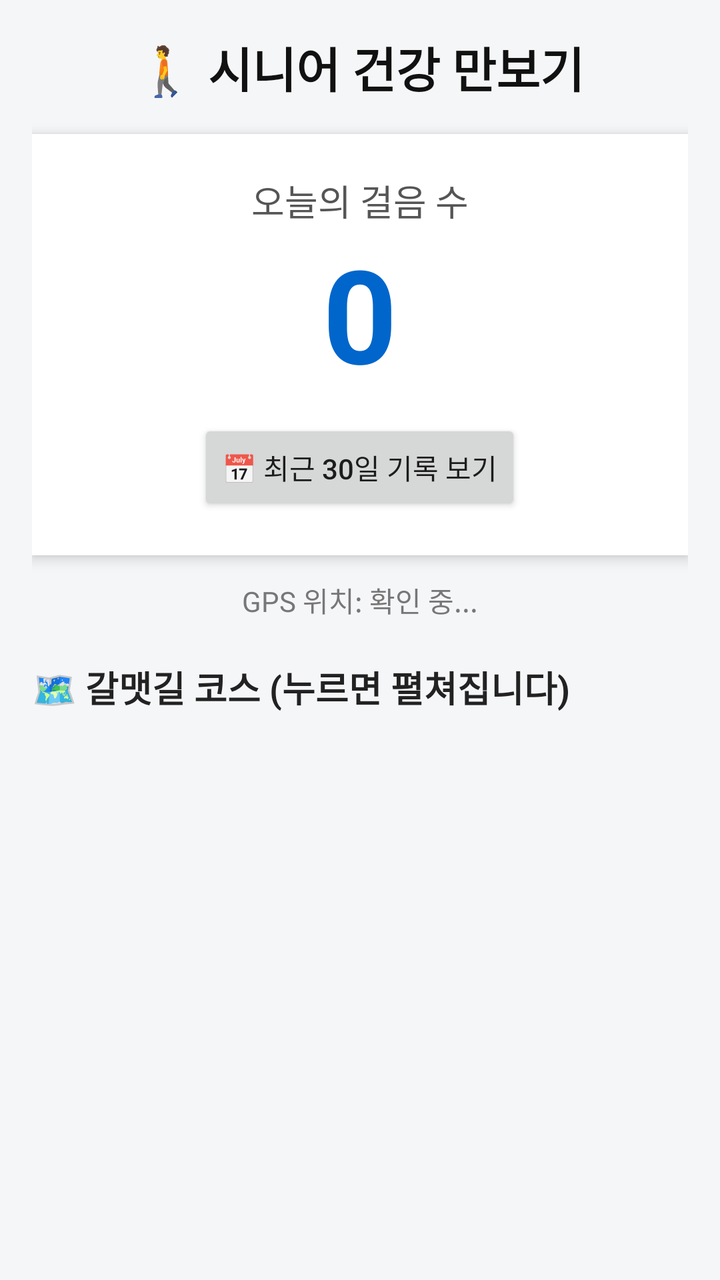
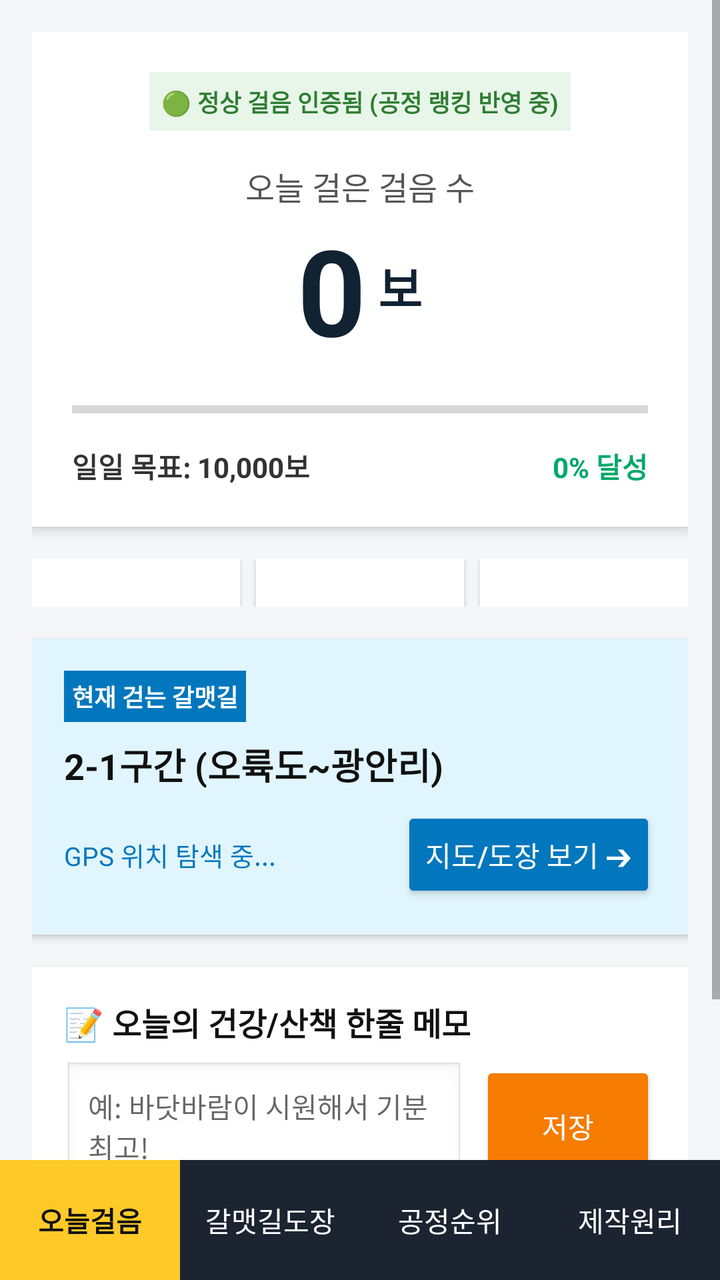

The first picture is an Android layout as it rendered before a commit; the second is the same layout after the commit. The layout source and the unified diff follow.
<!-- AndroidManifest.xml: application theme Theme.AppCompat.Light.NoActionBar -->
<!-- res/layout/activity_main.xml -->
<?xml version="1.0" encoding="utf-8"?>
<LinearLayout xmlns:android="http://schemas.android.com/apk/res/android"
    android:layout_width="match_parent"
    android:layout_height="match_parent"
    android:orientation="vertical"
    android:padding="16dp"
    android:background="#F5F6F8">

    <TextView
        android:layout_width="match_parent"
        android:layout_height="wrap_content"
        android:text="🚶 시니어 건강 만보기"
        android:textSize="24sp"
        android:textStyle="bold"
        android:gravity="center"
        android:textColor="#111111"
        android:paddingBottom="16dp"/>

    <LinearLayout
        android:layout_width="match_parent"
        android:layout_height="wrap_content"
        android:background="@android:color/white"
        android:elevation="4dp"
        android:padding="20dp"
        android:orientation="vertical"
        android:gravity="center">

        <TextView
            android:layout_width="wrap_content"
            android:layout_height="wrap_content"
            android:text="오늘의 걸음 수"
            android:textSize="18sp"
            android:textColor="#555555"/>

        <TextView
            android:id="@+id/tvStepCount"
            android:layout_width="wrap_content"
            android:layout_height="wrap_content"
            android:text="0"
            android:textSize="65sp"
            android:textStyle="bold"
            android:textColor="#0066CC"/>

        <Button
            android:id="@+id/btnHistory"
            android:layout_width="wrap_content"
            android:layout_height="wrap_content"
            android:text="📅 최근 30일 기록 보기"
            android:layout_marginTop="10dp"/>
    </LinearLayout>

    <TextView
        android:id="@+id/tvGpsStatus"
        android:layout_width="match_parent"
        android:layout_height="wrap_content"
        android:text="GPS 위치: 확인 중..."
        android:textSize="14sp"
        android:paddingTop="12dp"
        android:gravity="center"
        android:textColor="#777777"/>

    <TextView
        android:layout_width="match_parent"
        android:layout_height="wrap_content"
        android:text="🗺️ 갈맷길 코스 (누르면 펼쳐집니다)"
        android:textSize="18sp"
        android:textStyle="bold"
        android:textColor="#222222"
        android:paddingTop="20dp"
        android:paddingBottom="10dp"/>

    <ExpandableListView
        android:id="@+id/expandableListView"
        android:layout_width="match_parent"
        android:layout_height="match_parent"
        android:divider="@android:color/darker_gray"
        android:dividerHeight="1dp" />
</LinearLayout>
<!-- resources referenced by this layout -->
<resources>

</resources>

<!-- the commit's change to res/layout/activity_main.xml (unified diff, before → after) -->
@@ -1,78 +1,275 @@
 <?xml version="1.0" encoding="utf-8"?>
-<LinearLayout xmlns:android="http://schemas.android.com/apk/res/android"
+<RelativeLayout xmlns:android="http://schemas.android.com/apk/res/android"
     android:layout_width="match_parent"
     android:layout_height="match_parent"
-    android:orientation="vertical"
-    android:padding="16dp"
-    android:background="#F5F6F8">
-
-    <TextView
-        android:layout_width="match_parent"
-        android:layout_height="wrap_content"
-        android:text="🚶 시니어 건강 만보기"
-        android:textSize="24sp"
-        android:textStyle="bold"
-        android:gravity="center"
-        android:textColor="#111111"
-        android:paddingBottom="16dp"/>
-
-    <LinearLayout
-        android:layout_width="match_parent"
-        android:layout_height="wrap_content"
-        android:background="@android:color/white"
-        android:elevation="4dp"
-        android:padding="20dp"
-        android:orientation="vertical"
-        android:gravity="center">
-
-        <TextView
-            android:layout_width="wrap_content"
-            android:layout_height="wrap_content"
-            android:text="오늘의 걸음 수"
-            android:textSize="18sp"
-            android:textColor="#555555"/>
-
-        <TextView
-            android:id="@+id/tvStepCount"
-            android:layout_width="wrap_content"
-            android:layout_height="wrap_content"
-            android:text="0"
-            android:textSize="65sp"
-            android:textStyle="bold"
-            android:textColor="#0066CC"/>
-
-        <Button
-            android:id="@+id/btnHistory"
-            android:layout_width="wrap_content"
-            android:layout_height="wrap_content"
-            android:text="📅 최근 30일 기록 보기"
-            android:layout_marginTop="10dp"/>
-    </LinearLayout>
-
-    <TextView
-        android:id="@+id/tvGpsStatus"
-        android:layout_width="match_parent"
-        android:layout_height="wrap_content"
-        android:text="GPS 위치: 확인 중..."
-        android:textSize="14sp"
-        android:paddingTop="12dp"
-        android:gravity="center"
-        android:textColor="#777777"/>
-
-    <TextView
-        android:layout_width="match_parent"
-        android:layout_height="wrap_content"
-        android:text="🗺️ 갈맷길 코스 (누르면 펼쳐집니다)"
-        android:textSize="18sp"
-        android:textStyle="bold"
-        android:textColor="#222222"
-        android:paddingTop="20dp"
-        android:paddingBottom="10dp"/>
-
-    <ExpandableListView
-        android:id="@+id/expandableListView"
+    android:background="#F4F6F8">
+
+    <ScrollView
         android:layout_width="match_parent"
         android:layout_height="match_parent"
-        android:divider="@android:color/darker_gray"
-        android:dividerHeight="1dp" />
-</LinearLayout>
+        android:layout_above="@+id/bottomNav">
+
+        <LinearLayout
+            android:layout_width="match_parent"
+            android:layout_height="wrap_content"
+            android:orientation="vertical"
+            android:padding="16dp">
+
+            
+            <LinearLayout
+                android:layout_width="match_parent"
+                android:layout_height="wrap_content"
+                android:background="@android:color/white"
+                android:elevation="4dp"
+                android:orientation="vertical"
+                android:padding="20dp"
+                android:layout_marginBottom="16dp">
+
+                <TextView
+                    android:layout_width="wrap_content"
+                    android:layout_height="wrap_content"
+                    android:layout_gravity="center"
+                    android:background="#E8F5E9"
+                    android:padding="6dp"
+                    android:text="🟢 정상 걸음 인증됨 (공정 랭킹 반영 중)"
+                    android:textColor="#2E7D32"
+                    android:textSize="12sp"
+                    android:textStyle="bold" />
+
+                <TextView
+                    android:layout_width="wrap_content"
+                    android:layout_height="wrap_content"
+                    android:layout_gravity="center"
+                    android:layout_marginTop="16dp"
+                    android:text="오늘 걸은 걸음 수"
+                    android:textColor="#555555"
+                    android:textSize="16sp" />
+
+                <LinearLayout
+                    android:layout_width="wrap_content"
+                    android:layout_height="wrap_content"
+                    android:layout_gravity="center"
+                    android:orientation="horizontal">
+                    <TextView
+                        android:id="@+id/tvStepCount"
+                        android:layout_width="wrap_content"
+                        android:layout_height="wrap_content"
+                        android:text="0"
+                        android:textColor="#112233"
+                        android:textSize="60sp"
+                        android:textStyle="bold" />
+                    <TextView
+                        android:layout_width="wrap_content"
+                        android:layout_height="wrap_content"
+                        android:text=" 보"
+                        android:textColor="#112233"
+                        android:textSize="24sp"
+                        android:textStyle="bold"
+                        android:layout_gravity="bottom"
+                        android:layout_marginBottom="12dp"/>
+                </LinearLayout>
+
+                
+                <ProgressBar
+                    android:id="@+id/progressBarSteps"
+                    style="?android:attr/progressBarStyleHorizontal"
+                    android:layout_width="match_parent"
+                    android:layout_height="20dp"
+                    android:max="10000"
+                    android:progress="0"
+                    android:progressTint="#00A86B"
+                    android:layout_marginTop="10dp"/>
+
+                <RelativeLayout
+                    android:layout_width="match_parent"
+                    android:layout_height="wrap_content"
+                    android:layout_marginTop="8dp">
+                    <TextView
+                        android:layout_width="wrap_content"
+                        android:layout_height="wrap_content"
+                        android:text="일일 목표: 10,000보"
+                        android:textColor="#333333"
+                        android:textStyle="bold"/>
+                    <TextView
+                        android:id="@+id/tvProgressPercent"
+                        android:layout_width="wrap_content"
+                        android:layout_height="wrap_content"
+                        android:layout_alignParentRight="true"
+                        android:text="0% 달성"
+                        android:textColor="#00A86B"
+                        android:textStyle="bold"/>
+                </RelativeLayout>
+            </LinearLayout>
+
+            
+            <LinearLayout
+                android:layout_width="match_parent"
+                android:layout_height="wrap_content"
+                android:orientation="horizontal"
+                android:weightSum="3"
+                android:layout_marginBottom="16dp">
+
+                <LinearLayout
+                    android:layout_width="0dp"
+                    android:layout_height="wrap_content"
+                    android:layout_weight="1"
+                    android:background="@android:color/white"
+                    android:elevation="2dp"
+                    android:orientation="vertical"
+                    android:gravity="center"
+                    android:padding="12dp"
+                    android:layout_marginRight="4dp">
+                    <TextView android:text="이동 거리" android:textSize="12sp"/>
+                    <TextView android:id="@+id/tvDistance" android:text="0.0 km" android:textSize="18sp" android:textStyle="bold" android:textColor="#111"/>
+                </LinearLayout>
+
+                <LinearLayout
+                    android:layout_width="0dp"
+                    android:layout_height="wrap_content"
+                    android:layout_weight="1"
+                    android:background="@android:color/white"
+                    android:elevation="2dp"
+                    android:orientation="vertical"
+                    android:gravity="center"
+                    android:padding="12dp"
+                    android:layout_marginRight="4dp"
+                    android:layout_marginLeft="4dp">
+                    <TextView android:text="소모 열량" android:textSize="12sp"/>
+                    <TextView android:id="@+id/tvCalories" android:text="0 kcal" android:textSize="18sp" android:textStyle="bold" android:textColor="#E65100"/>
+                </LinearLayout>
+
+                <LinearLayout
+                    android:layout_width="0dp"
+                    android:layout_height="wrap_content"
+                    android:layout_weight="1"
+                    android:background="@android:color/white"
+                    android:elevation="2dp"
+                    android:orientation="vertical"
+                    android:gravity="center"
+                    android:padding="12dp"
+                    android:layout_marginLeft="4dp">
+                    <TextView android:text="갈맷길 도장" android:textSize="12sp"/>
+                    <TextView android:text="0 / 6개" android:textSize="18sp" android:textStyle="bold" android:textColor="#D32F2F"/>
+                </LinearLayout>
+            </LinearLayout>
+
+            
+            <LinearLayout
+                android:layout_width="match_parent"
+                android:layout_height="wrap_content"
+                android:background="#E1F5FE"
+                android:elevation="2dp"
+                android:orientation="vertical"
+                android:padding="16dp"
+                android:layout_marginBottom="16dp">
+
+                <TextView
+                    android:layout_width="wrap_content"
+                    android:layout_height="wrap_content"
+                    android:background="#0277BD"
+                    android:textColor="#FFF"
+                    android:text="현재 걷는 갈맷길"
+                    android:padding="4dp"
+                    android:textSize="12sp"
+                    android:textStyle="bold"/>
+
+                <TextView
+                    android:layout_width="match_parent"
+                    android:layout_height="wrap_content"
+                    android:text="2-1구간 (오륙도~광안리)"
+                    android:textColor="#111"
+                    android:textSize="18sp"
+                    android:textStyle="bold"
+                    android:layout_marginTop="8dp"/>
+
+                <RelativeLayout
+                    android:layout_width="match_parent"
+                    android:layout_height="wrap_content"
+                    android:layout_marginTop="8dp">
+                    <TextView
+                        android:id="@+id/tvGpsStatus"
+                        android:layout_width="wrap_content"
+                        android:layout_height="wrap_content"
+                        android:text="GPS 위치 탐색 중..."
+                        android:textColor="#0277BD"
+                        android:textSize="13sp"
+                        android:layout_centerVertical="true"/>
+                    <Button
+                        android:id="@+id/btnMap"
+                        android:layout_width="wrap_content"
+                        android:layout_height="wrap_content"
+                        android:layout_alignParentRight="true"
+                        android:backgroundTint="#0277BD"
+                        android:textColor="#FFF"
+                        android:text="지도/도장 보기 ➔"/>
+                </RelativeLayout>
+            </LinearLayout>
+
+            
+            <LinearLayout
+                android:layout_width="match_parent"
+                android:layout_height="wrap_content"
+                android:background="@android:color/white"
+                android:elevation="2dp"
+                android:orientation="vertical"
+                android:padding="16dp"
+                android:layout_marginBottom="30dp">
+
+                <TextView
+                    android:layout_width="wrap_content"
+                    android:layout_height="wrap_content"
+                    android:text="📝 오늘의 건강/산책 한줄 메모"
+                    android:textColor="#111"
+                    android:textSize="16sp"
+                    android:textStyle="bold"
+                    android:layout_marginBottom="8dp"/>
+
+                <LinearLayout
+                    android:layout_width="match_parent"
+                    android:layout_height="wrap_content"
+                    android:orientation="horizontal">
+                    <EditText
+                        android:id="@+id/etMemo"
+                        android:layout_width="0dp"
+                        android:layout_height="wrap_content"
+                        android:layout_weight="1"
+                        android:hint="예: 바닷바람이 시원해서 기분 최고!"
+                        android:background="@android:drawable/edit_text"
+                        android:padding="12dp"
+                        android:textSize="14sp"/>
+                    <Button
+                        android:id="@+id/btnSaveMemo"
+                        android:layout_width="wrap_content"
+                        android:layout_height="match_parent"
+                        android:text="저장"
+                        android:backgroundTint="#F57C00"
+                        android:textColor="#FFF"
+                        android:layout_marginLeft="8dp"/>
+                </LinearLayout>
+
+                <LinearLayout
+                    android:id="@+id/layoutMemos"
+                    android:layout_width="match_parent"
+                    android:layout_height="wrap_content"
+                    android:orientation="vertical"
+                    android:layout_marginTop="16dp"/>
+            </LinearLayout>
+        </LinearLayout>
+    </ScrollView>
+
+    
+    <LinearLayout
+        android:id="@+id/bottomNav"
+        android:layout_width="match_parent"
+        android:layout_height="60dp"
+        android:layout_alignParentBottom="true"
+        android:background="#1C2331"
+        android:orientation="horizontal"
+        android:weightSum="4">
+        
+        <TextView android:layout_width="0dp" android:layout_height="match_parent" android:layout_weight="1" android:text="오늘걸음" android:textColor="#111" android:background="#FFCA28" android:gravity="center" android:textStyle="bold"/>
+        <TextView android:layout_width="0dp" android:layout_height="match_parent" android:layout_weight="1" android:text="갈맷길도장" android:textColor="#FFF" android:gravity="center"/>
+        <TextView android:layout_width="0dp" android:layout_height="match_parent" android:layout_weight="1" android:text="공정순위" android:textColor="#FFF" android:gravity="center"/>
+        <TextView android:layout_width="0dp" android:layout_height="match_parent" android:layout_weight="1" android:text="제작원리" android:textColor="#FFF" android:gravity="center"/>
+    </LinearLayout>
+</RelativeLayout>
